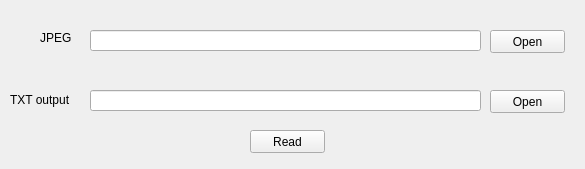
The window that dctreader.ui (pingwcy/HideSlothQt) describes before a commit, drawn with Qt 5.
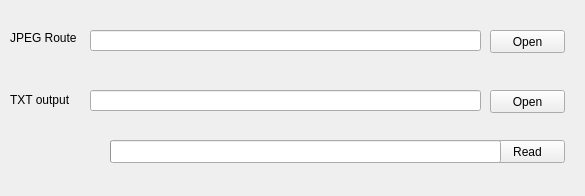
The same window after the commit.

The edit to the form file:
```diff
--- a/dctreader.ui
+++ b/dctreader.ui
@@ -7,7 +7,7 @@
     <x>0</x>
     <y>0</y>
     <width>585</width>
-    <height>169</height>
+    <height>196</height>
    </rect>
   </property>
   <property name="windowTitle">
@@ -39,14 +39,14 @@
   <widget class="QLabel" name="label">
    <property name="geometry">
     <rect>
-     <x>40</x>
+     <x>10</x>
      <y>30</y>
-     <width>53</width>
-     <height>15</height>
+     <width>71</width>
+     <height>16</height>
     </rect>
    </property>
    <property name="text">
-    <string>JPEG</string>
+    <string>JPEG Route</string>
    </property>
   </widget>
   <widget class="QLabel" name="label_2">
@@ -88,8 +88,8 @@
   <widget class="QPushButton" name="pushButton_3">
    <property name="geometry">
     <rect>
-     <x>250</x>
-     <y>130</y>
+     <x>490</x>
+     <y>140</y>
      <width>75</width>
      <height>23</height>
     </rect>
@@ -98,6 +98,28 @@
     <string>Read</string>
    </property>
   </widget>
+  <widget class="QProgressBar" name="progressBar">
+   <property name="enabled">
+    <bool>true</bool>
+   </property>
+   <property name="geometry">
+    <rect>
+     <x>110</x>
+     <y>140</y>
+     <width>391</width>
+     <height>23</height>
+    </rect>
+   </property>
+   <property name="maximum">
+    <number>1</number>
+   </property>
+   <property name="value">
+    <number>-1</number>
+   </property>
+   <property name="textVisible">
+    <bool>true</bool>
+   </property>
+  </widget>
   <zorder>pushButton</zorder>
   <zorder>lineEdit</zorder>
   <zorder>label</zorder>
@@ -105,6 +127,7 @@
   <zorder>lineEdit_2</zorder>
   <zorder>pushButton_2</zorder>
   <zorder>pushButton_3</zorder>
+  <zorder>progressBar</zorder>
  </widget>
  <resources/>
  <connections/>
```
